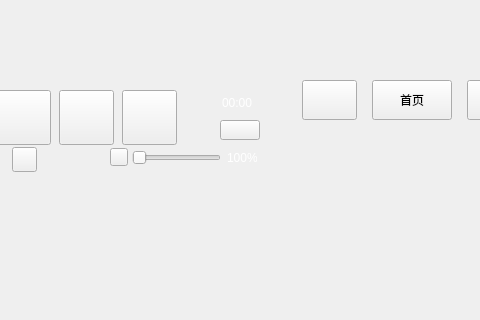
Above: ui/application/musicapplication.ui from Greedysky/TTKMusicPlayer before the change; both pictures show x 118 to 598 and y 0 to 320 of the 990 by 660 pixel window. Below: the same form after it.
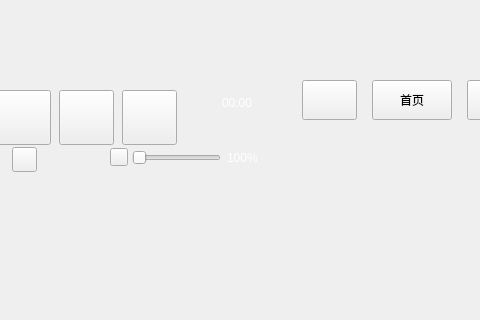
That is the form after the change. Icons and pictures are not drawn. Custom widgets are drawn as their Qt base class.

Commit message: update music enhance widget[928027]

What changed in the file:
```diff
--- a/ui/application/musicapplication.ui
+++ b/ui/application/musicapplication.ui
@@ -536,7 +536,7 @@
     <enum>QToolButton::InstantPopup</enum>
    </property>
   </widget>
-  <widget class="MusicEnhancedWidget" name="musicEnhancedButton">
+  <widget class="MusicEnhancedWidget" name="musicEnhancedButton" native="true">
    <property name="geometry">
     <rect>
      <x>338</x>
@@ -1016,7 +1016,7 @@
   </customwidget>
     <customwidget>
    <class>MusicEnhancedWidget</class>
-   <extends>QToolButton</extends>
+   <extends>QWidget</extends>
    <header>musicenhancedwidget.h</header>
    <container>1</container>
   </customwidget>
```
Left out of the diff: 2 changed lines with no effect on the pictures. Lines whose indentation alone changed are shown as unchanged. The commit also changes 7 other files.
